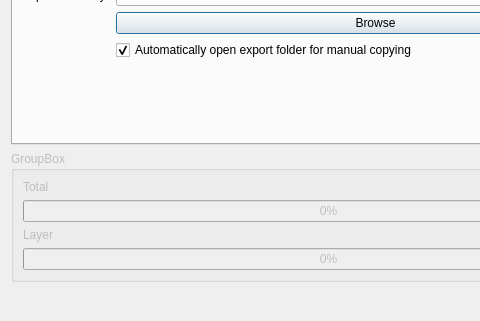
First picture: the form in qfieldsync/ui/push_dialog_base.ui, repository opengisch/qfieldsync, before the edit; both pictures show x 0 to 480 and y 238 to 559 of the 657 by 559 pixel window.
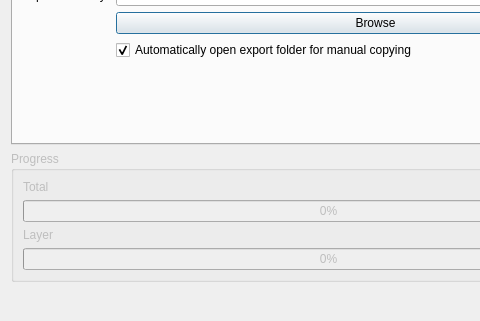
Second picture: the form after the edit.

The edit to the form file:
```diff
--- a/qfieldsync/ui/push_dialog_base.ui
+++ b/qfieldsync/ui/push_dialog_base.ui
@@ -324,7 +324,7 @@
       <bool>false</bool>
      </property>
      <property name="title">
-      <string>GroupBox</string>
+      <string>Progress</string>
      </property>
      <layout class="QVBoxLayout" name="verticalLayout_6">
       <item>
```
